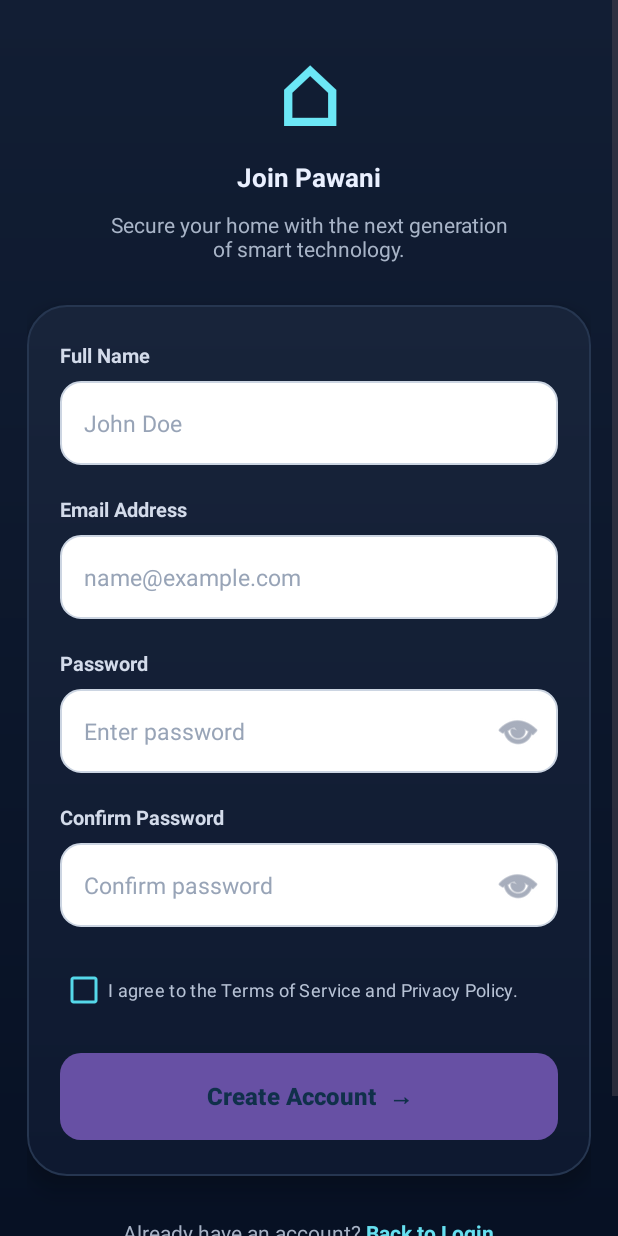
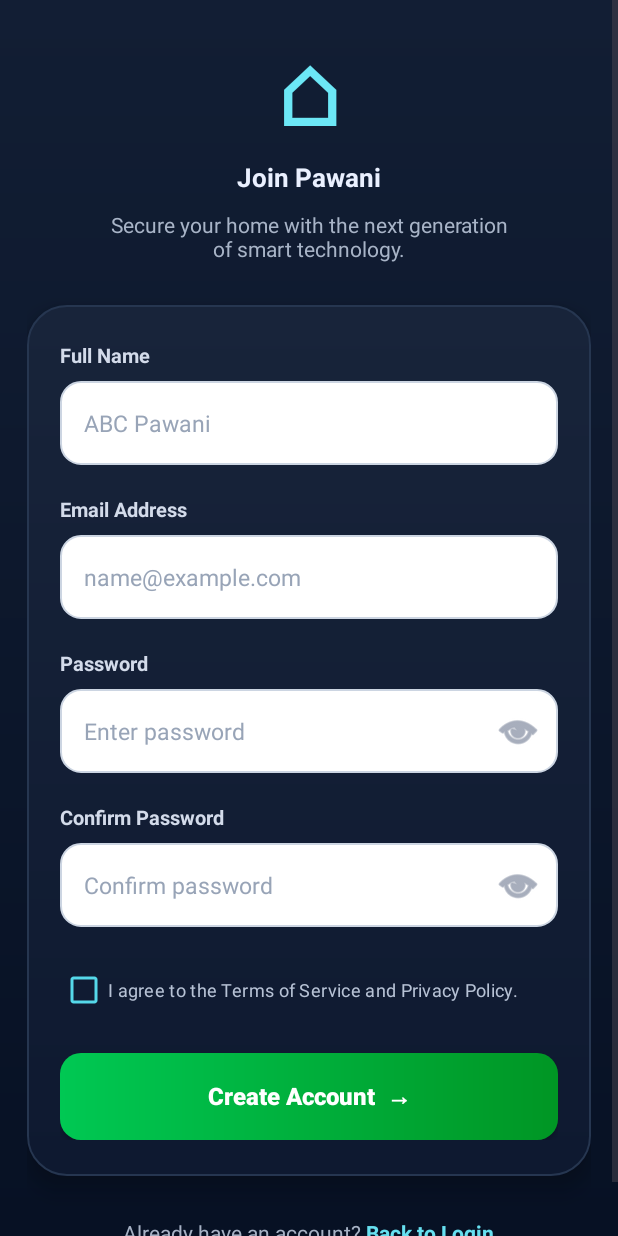
Before and after one commit to DISHMI2003/SCS3311-SmartHome, an Android app: the RegisterActivity screen opened directly, with no data from a screen before it, on a phone screen of 412 x 824 dp. Run offline under Robolectric (Android 15) with nearby library versions, the light colour scheme and no system bars.

Commit message:
Updated login and registration UI design

```diff
--- a/app/src/main/java/com/example/smarthome/RegisterActivity.kt
+++ b/app/src/main/java/com/example/smarthome/RegisterActivity.kt
@@ -22,8 +22,7 @@ class RegisterActivity : AppCompatActivity() {
     private lateinit var btnShowPassword: ImageButton
     private lateinit var btnShowConfirmPassword: ImageButton
     private lateinit var btnCreateAccount: Button
-    private lateinit var btnHelp: Button
-    private lateinit var btnLanguage: Button
+
 
     private lateinit var cbTerms: CheckBox
     private lateinit var tvBackToLogin: TextView
@@ -50,8 +49,7 @@ class RegisterActivity : AppCompatActivity() {
         btnShowPassword = findViewById(R.id.btnShowRegisterPassword)
         btnShowConfirmPassword = findViewById(R.id.btnShowConfirmPassword)
         btnCreateAccount = findViewById(R.id.btnCreateAccount)
-        btnHelp = findViewById(R.id.btnHelp)
-        btnLanguage = findViewById(R.id.btnLanguage)
+
 
         cbTerms = findViewById(R.id.cbTerms)
         tvBackToLogin = findViewById(R.id.tvBackToLogin)
@@ -74,21 +72,7 @@ class RegisterActivity : AppCompatActivity() {
             openLoginScreen()
         }
 
-        btnHelp.setOnClickListener {
-            Toast.makeText(
-                this,
-                "Help information will be added later",
-                Toast.LENGTH_SHORT
-            ).show()
-        }
 
-        btnLanguage.setOnClickListener {
-            Toast.makeText(
-                this,
-                "Language selection will be added later",
-                Toast.LENGTH_SHORT
-            ).show()
-        }
     }
 
     private fun togglePasswordVisibility() {
--- a/app/src/main/res/drawable/create_account_button_background.xml
+++ b/app/src/main/res/drawable/create_account_button_background.xml
@@ -4,8 +4,8 @@
 
     <gradient
         android:angle="0"
-        android:endColor="#4163E8"
-        android:startColor="#32D8E7"
+        android:startColor="#00C853"
+        android:endColor="#009624"
         android:type="linear" />
 
     <corners android:radius="14dp" />
--- a/app/src/main/res/drawable/sign_in_button_background.xml
+++ b/app/src/main/res/drawable/sign_in_button_background.xml
@@ -4,10 +4,9 @@
 
     <gradient
         android:angle="0"
-        android:endColor="#4163E8"
-        android:startColor="#32D8E7"
+        android:startColor="#00C853"
+        android:endColor="#009624"
         android:type="linear" />
-
     <corners android:radius="14dp" />
 
 </shape>
--- a/app/src/main/res/layout/activity_login.xml
+++ b/app/src/main/res/layout/activity_login.xml
@@ -187,7 +187,7 @@
                 android:textSize="13sp"
                 android:textStyle="bold" />
 
-            <Button
+            <androidx.appcompat.widget.AppCompatButton
                 android:id="@+id/btnSignIn"
                 android:layout_width="match_parent"
                 android:layout_height="58dp"
@@ -197,7 +197,7 @@
                 android:elevation="8dp"
                 android:text="Sign In"
                 android:textAllCaps="false"
-                android:textColor="#10213D"
+                android:textColor="#FFFFFF"
                 android:textSize="18sp"
                 android:textStyle="bold" />
 
--- a/app/src/main/res/layout/activity_register.xml
+++ b/app/src/main/res/layout/activity_register.xml
@@ -71,7 +71,7 @@
                 android:layout_height="56dp"
                 android:layout_marginTop="8dp"
                 android:background="@drawable/register_input_background"
-                android:hint="John Doe"
+                android:hint="ABC Pawani"
                 android:importantForAutofill="yes"
                 android:inputType="textPersonName"
                 android:paddingStart="16dp"
@@ -220,7 +220,8 @@
 
             <!-- Create account -->
 
-            <Button
+
+            <androidx.appcompat.widget.AppCompatButton
                 android:id="@+id/btnCreateAccount"
                 android:layout_width="match_parent"
                 android:layout_height="58dp"
@@ -230,7 +231,7 @@
                 android:elevation="8dp"
                 android:text="Create Account  →"
                 android:textAllCaps="false"
-                android:textColor="#10304A"
+                android:textColor="#FFFFFF"
                 android:textSize="16sp"
                 android:textStyle="bold" />
 
@@ -265,40 +266,9 @@
 
         </LinearLayout>
 
-        <!-- Footer buttons -->
 
-        <LinearLayout
-            android:layout_width="match_parent"
-            android:layout_height="52dp"
-            android:layout_marginTop="16dp"
-            android:gravity="center"
-            android:orientation="horizontal">
 
-            <Button
-                android:id="@+id/btnHelp"
-                android:layout_width="120dp"
-                android:layout_height="48dp"
-                android:layout_marginEnd="8dp"
-                android:background="@drawable/register_footer_button_background"
-                android:backgroundTint="@null"
-                android:text="Help"
-                android:textAllCaps="false"
-                android:textColor="#B6C1D4"
-                android:textSize="13sp" />
 
-            <Button
-                android:id="@+id/btnLanguage"
-                android:layout_width="120dp"
-                android:layout_height="48dp"
-                android:layout_marginStart="8dp"
-                android:background="@drawable/register_footer_button_background"
-                android:backgroundTint="@null"
-                android:text="Language"
-                android:textAllCaps="false"
-                android:textColor="#B6C1D4"
-                android:textSize="13sp" />
-
-        </LinearLayout>
 
     </LinearLayout>
 
```
Also changed, not shown: 1 other file.
